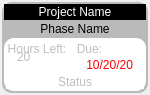
The window that DPSPipeline/widgets/mytaskswidgetitem/ui/mytaskswidgetitem.ui (kanooshka/DPS_PIPELINE) describes before a commit, drawn with Qt 5.
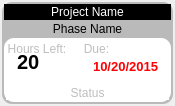
The same window after the commit.

Commit message: Visual adjustments to mytaskswidgetitem

Patch:
```diff
--- a/DPSPipeline/widgets/mytaskswidgetitem/ui/mytaskswidgetitem.ui
+++ b/DPSPipeline/widgets/mytaskswidgetitem/ui/mytaskswidgetitem.ui
@@ -6,14 +6,14 @@
    <rect>
     <x>0</x>
     <y>0</y>
-    <width>150</width>
-    <height>95</height>
+    <width>175</width>
+    <height>106</height>
    </rect>
   </property>
   <property name="minimumSize">
    <size>
-    <width>130</width>
-    <height>95</height>
+    <width>175</width>
+    <height>100</height>
    </size>
   </property>
   <property name="maximumSize">
@@ -165,20 +165,41 @@
          </property>
          <item>
           <layout class="QHBoxLayout" name="horizontalLayout_2">
+           <property name="spacing">
+            <number>1</number>
+           </property>
            <item>
             <widget class="QGroupBox" name="groupBox_2">
+             <property name="minimumSize">
+              <size>
+               <width>0</width>
+               <height>45</height>
+              </size>
+             </property>
              <property name="title">
               <string>Hours Left:</string>
              </property>
              <layout class="QHBoxLayout" name="horizontalLayout_3">
               <item>
                <widget class="QLabel" name="hours">
+                <property name="font">
+                 <font>
+                  <pointsize>15</pointsize>
+                  <weight>75</weight>
+                  <italic>false</italic>
+                  <bold>true</bold>
+                  <kerning>true</kerning>
+                 </font>
+                </property>
                 <property name="styleSheet">
-                 <string notr="true">background-color: rgba(0,0,0,0)</string>
+                 <string notr="true">color: rgb(0, 0, 0);background-color: rgba(0,0,0,0)</string>
                 </property>
                 <property name="text">
                  <string>20</string>
                 </property>
+                <property name="alignment">
+                 <set>Qt::AlignBottom|Qt::AlignLeading|Qt::AlignLeft</set>
+                </property>
                </widget>
               </item>
              </layout>
@@ -189,7 +210,7 @@
              <property name="minimumSize">
               <size>
                <width>0</width>
-               <height>50</height>
+               <height>45</height>
               </size>
              </property>
              <property name="autoFillBackground">
@@ -204,11 +225,18 @@
              <layout class="QHBoxLayout" name="horizontalLayout">
               <item>
                <widget class="QLabel" name="due">
+                <property name="font">
+                 <font>
+                  <pointsize>10</pointsize>
+                  <weight>75</weight>
+                  <bold>true</bold>
+                 </font>
+                </property>
                 <property name="autoFillBackground">
                  <bool>false</bool>
                 </property>
                 <property name="styleSheet">
-                 <string notr="true">color: rgb(255, 0, 4,); background-color: rgba(0,0,0,0)</string>
+                 <string notr="true">color: rgb(255, 0, 4); background-color: rgba(0,0,0,0)</string>
                 </property>
                 <property name="frameShape">
                  <enum>QFrame::NoFrame</enum>
@@ -217,10 +245,10 @@
                  <enum>QFrame::Plain</enum>
                 </property>
                 <property name="text">
-                 <string>10/20/20</string>
+                 <string>10/20/2015</string>
                 </property>
                 <property name="alignment">
-                 <set>Qt::AlignRight|Qt::AlignTrailing|Qt::AlignVCenter</set>
+                 <set>Qt::AlignBottom|Qt::AlignRight|Qt::AlignTrailing</set>
                 </property>
                </widget>
               </item>
```
